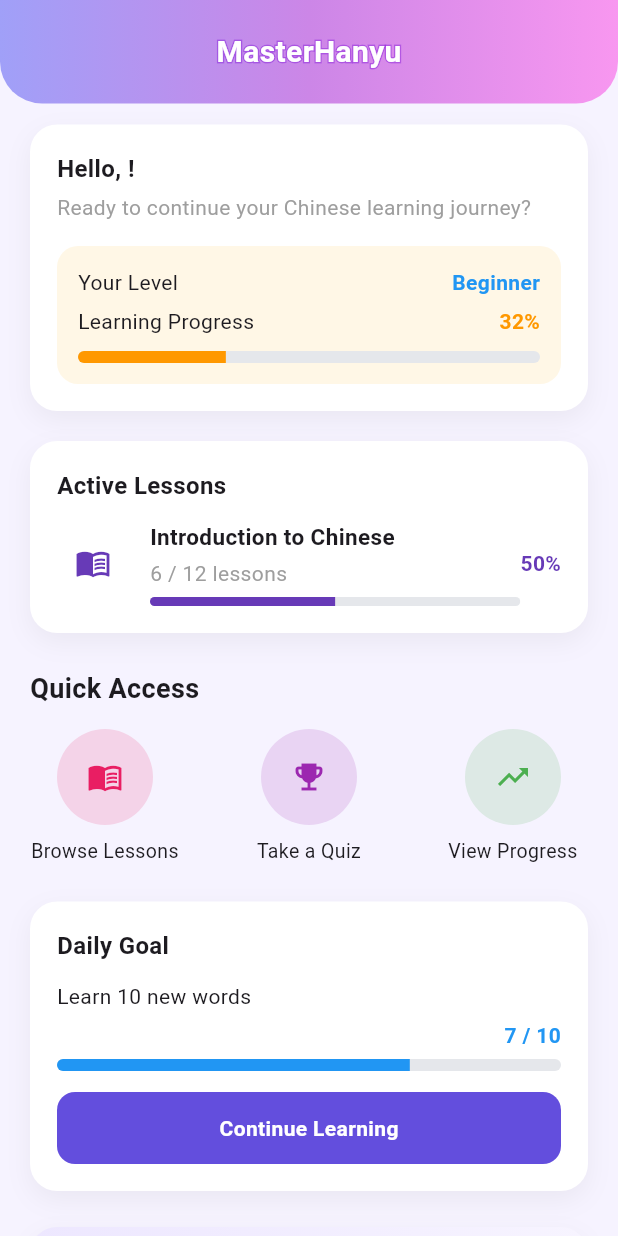
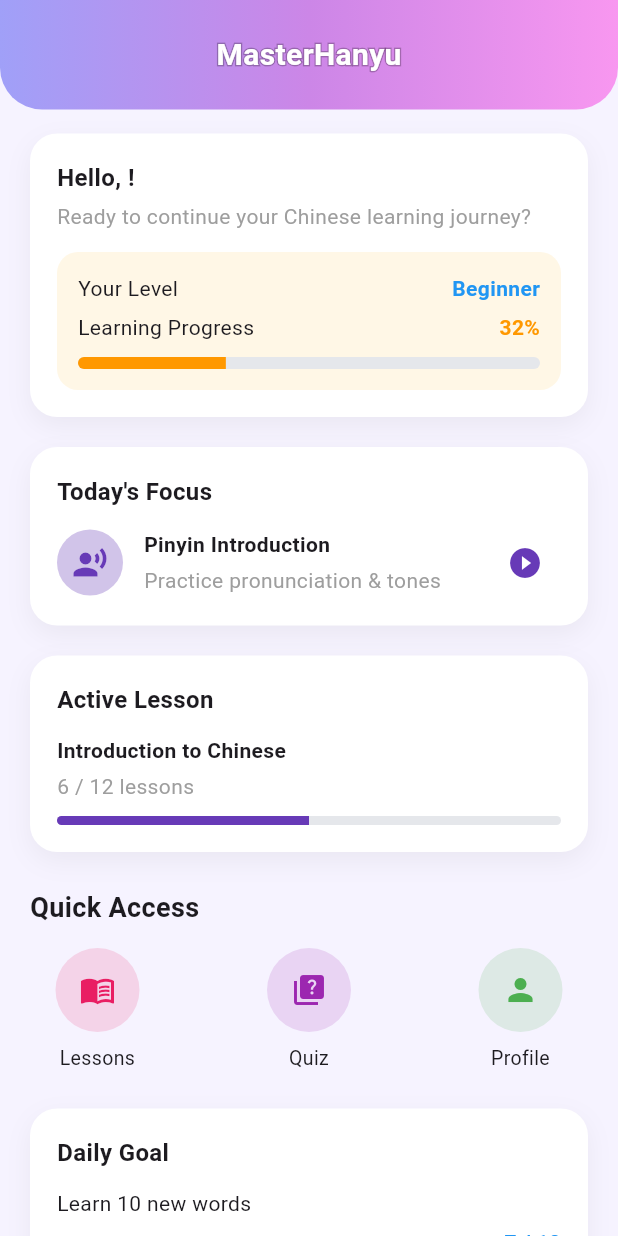
Before and after one commit to Ellysha513/masterhanyu_app, a Flutter app: the HomeScreen screen opened directly with empty values, on a phone screen of 412 x 824 dp. Run offline on Flutter 3.47's test engine with Material 3 defaults, Android fonts, the light colour scheme and no system bars; our stand-ins replace cached_network_image, image_picker, shared_preferences, supabase_flutter, video_player; accounts and stored records are empty.

Commit message:
intro to pinyin

```diff
--- a/lib/screens/home_screen.dart
+++ b/lib/screens/home_screen.dart
@@ -19,25 +19,28 @@ class HomeScreen extends StatelessWidget {
       backgroundColor: const Color(0xFFF6F3FF),
       body: SafeArea(
         child: SingleChildScrollView(
+          padding: const EdgeInsets.only(bottom: 30),
           child: Column(
             children: [
               _header(),
-              const SizedBox(height: 14),
+              const SizedBox(height: 16),
 
               _welcomeCard(),
+              const SizedBox(height: 20),
+
+              _todayFocus(context),
               const SizedBox(height: 20),
 
               _activeCourse(),
               const SizedBox(height: 24),
 
-              _quickAccess(context),
+              _quickAccess(),
               const SizedBox(height: 24),
 
               _dailyGoal(context),
               const SizedBox(height: 24),
 
               _learningTip(),
-              const SizedBox(height: 40),
             ],
           ),
         ),
@@ -51,7 +54,7 @@ class HomeScreen extends StatelessWidget {
   Widget _header() {
     return Container(
       width: double.infinity,
-      padding: const EdgeInsets.symmetric(vertical: 20),
+      padding: const EdgeInsets.symmetric(vertical: 22),
       decoration: const BoxDecoration(
         gradient: LinearGradient(
           colors: [
@@ -66,7 +69,6 @@ class HomeScreen extends StatelessWidget {
         child: Stack(
           alignment: Alignment.center,
           children: [
-            // OUTLINE
             Text(
               'MasterHanyu',
               style: TextStyle(
@@ -76,15 +78,9 @@ class HomeScreen extends StatelessWidget {
                     Paint()
                       ..style = PaintingStyle.stroke
                       ..strokeWidth = 2
-                      ..color = const Color.fromARGB(
-                        255,
-                        122,
-                        8,
-                        216,
-                      ).withValues(alpha: 0.4),
+                      ..color = Colors.black.withValues(alpha: 0.25),
               ),
             ),
-            // FILL
             const Text(
               'MasterHanyu',
               style: TextStyle(
@@ -111,13 +107,12 @@ class HomeScreen extends StatelessWidget {
             "Hello, ${user.name.isNotEmpty ? user.name : user.username}!",
             style: const TextStyle(fontSize: 16, fontWeight: FontWeight.bold),
           ),
-
           const SizedBox(height: 4),
           const Text(
             "Ready to continue your Chinese learning journey?",
             style: TextStyle(color: Colors.grey),
           ),
-          const SizedBox(height: 16),
+          const SizedBox(height: 14),
           Container(
             padding: const EdgeInsets.all(14),
             decoration: BoxDecoration(
@@ -145,20 +140,20 @@ class HomeScreen extends StatelessWidget {
   }
 
   // ------------------------------------------------------------
-  // ACTIVE COURSE
+  // TODAY'S FOCUS ⭐ (NEW)
   // ------------------------------------------------------------
-  Widget _activeCourse() {
+  Widget _todayFocus(BuildContext context) {
     return _card(
-      title: "Active Lessons",
+      title: "Today's Focus",
       child: Row(
         children: [
-          Container(
-            padding: const EdgeInsets.all(12),
-            decoration: BoxDecoration(
-              color: Colors.white,
-              borderRadius: BorderRadius.circular(14),
+          CircleAvatar(
+            radius: 22,
+            backgroundColor: Colors.deepPurple.shade100,
+            child: const Icon(
+              Icons.record_voice_over,
+              color: Colors.deepPurple,
             ),
-            child: const Icon(Icons.menu_book, color: Colors.deepPurple),
           ),
           const SizedBox(width: 14),
           const Expanded(
@@ -166,26 +161,22 @@ class HomeScreen extends StatelessWidget {
               crossAxisAlignment: CrossAxisAlignment.start,
               children: [
                 Text(
-                  "Introduction to Chinese",
-                  style: TextStyle(fontWeight: FontWeight.bold, fontSize: 15),
+                  "Pinyin Introduction",
+                  style: TextStyle(fontWeight: FontWeight.bold),
                 ),
                 SizedBox(height: 4),
-                Text("6 / 12 lessons", style: TextStyle(color: Colors.grey)),
-                SizedBox(height: 6),
-                AnimatedProgressBar(
-                  value: 0.5,
-                  height: 6,
-                  activeColor: Colors.deepPurple,
+                Text(
+                  "Practice pronunciation & tones",
+                  style: TextStyle(color: Colors.grey),
                 ),
               ],
             ),
           ),
-          const Text(
-            "50%",
-            style: TextStyle(
-              fontWeight: FontWeight.bold,
-              color: Colors.deepPurple,
-            ),
+          IconButton(
+            icon: const Icon(Icons.play_circle_fill, color: Colors.deepPurple),
+            onPressed: () {
+              onQuickAccessTap(1); // Learn tab
+            },
           ),
         ],
       ),
@@ -193,9 +184,35 @@ class HomeScreen extends StatelessWidget {
   }
 
   // ------------------------------------------------------------
-  // QUICK ACCESS (NO OVERFLOW ✅)
+  // ACTIVE COURSE
   // ------------------------------------------------------------
-  Widget _quickAccess(BuildContext context) {
+  Widget _activeCourse() {
+    return _card(
+      title: "Active Lesson",
+      child: Column(
+        crossAxisAlignment: CrossAxisAlignment.start,
+        children: const [
+          Text(
+            "Introduction to Chinese",
+            style: TextStyle(fontWeight: FontWeight.bold),
+          ),
+          SizedBox(height: 4),
+          Text("6 / 12 lessons", style: TextStyle(color: Colors.grey)),
+          SizedBox(height: 10),
+          AnimatedProgressBar(
+            value: 0.5,
+            height: 6,
+            activeColor: Colors.deepPurple,
+          ),
+        ],
+      ),
+    );
+  }
+
+  // ------------------------------------------------------------
+  // QUICK ACCESS
+  // ------------------------------------------------------------
+  Widget _quickAccess() {
     return Padding(
       padding: const EdgeInsets.symmetric(horizontal: 20),
       child: Column(
@@ -211,29 +228,21 @@ class HomeScreen extends StatelessWidget {
             children: [
               _QuickTile(
                 icon: Icons.menu_book,
-                label: "Browse Lessons",
+                label: "Lessons",
                 color: Colors.pink,
-                onTap: () {
-                  onQuickAccessTap(1); // Learn tab
-                },
+                onTap: () => onQuickAccessTap(1),
               ),
-
               _QuickTile(
-                icon: Icons.emoji_events,
-                label: "Take a Quiz",
+                icon: Icons.quiz,
+                label: "Quiz",
                 color: Colors.purple,
-                onTap: () {
-                  onQuickAccessTap(2); // Practice tab
-                },
+                onTap: () => onQuickAccessTap(2),
               ),
-
               _QuickTile(
-                icon: Icons.trending_up,
-                label: "View Progress",
+                icon: Icons.person,
+                label: "Profile",
                 color: Colors.green,
-                onTap: () {
-                  onQuickAccessTap(3); // Me tab
-                },
+                onTap: () => onQuickAccessTap(3),
               ),
             ],
           ),
@@ -298,13 +307,13 @@ class HomeScreen extends StatelessWidget {
               SizedBox(width: 8),
               Text(
                 "Learning Tip",
-                style: TextStyle(fontSize: 16, fontWeight: FontWeight.bold),
+                style: TextStyle(fontWeight: FontWeight.bold),
               ),
             ],
           ),
           SizedBox(height: 10),
           Text(
-            "Practice pronunciation daily for just 5 minutes to improve your speaking skills faster!",
+            "Practice pronunciation daily for just 5 minutes to improve your speaking skills!",
           ),
         ],
       ),
@@ -394,23 +403,18 @@ class _QuickTile extends StatelessWidget {
     return GestureDetector(
       onTap: onTap,
       child: SizedBox(
-        width: 100,
+        width: 90,
         child: Column(
           children: [
-            Container(
-              height: 64,
-              width: 64,
-              decoration: BoxDecoration(
-                color: color.withValues(alpha: 0.15),
-                shape: BoxShape.circle,
-              ),
+            CircleAvatar(
+              radius: 28,
+              backgroundColor: color.withValues(alpha: 0.15),
               child: Icon(icon, color: color),
             ),
             const SizedBox(height: 8),
             Text(
               label,
               textAlign: TextAlign.center,
-              maxLines: 2,
               style: const TextStyle(fontSize: 13),
             ),
           ],
--- a/pubspec.yaml
+++ b/pubspec.yaml
@@ -63,6 +63,8 @@ flutter:
   assets:
     - assets/image/logo1.png
     - assets/video/cat_typing.mp4
+    - assets/image/pinyin.png
+    - assets/image/greetings.png
 
   # The following line ensures that the Material Icons font is
   # included with your application, so that you can use the icons in
```
Also changed, not shown: lib/models/lesson.dart (+2 -8 lines), lib/screens/learn_screen.dart (+39 -39 lines), lib/screens/pinyin_menu_screen.dart (added, +118 -0 lines), lib/widgets/lesson_card.dart (+17 -47 lines), assets/image/greetings.png (added), assets/image/pinyin.png (added), 1 other file.
